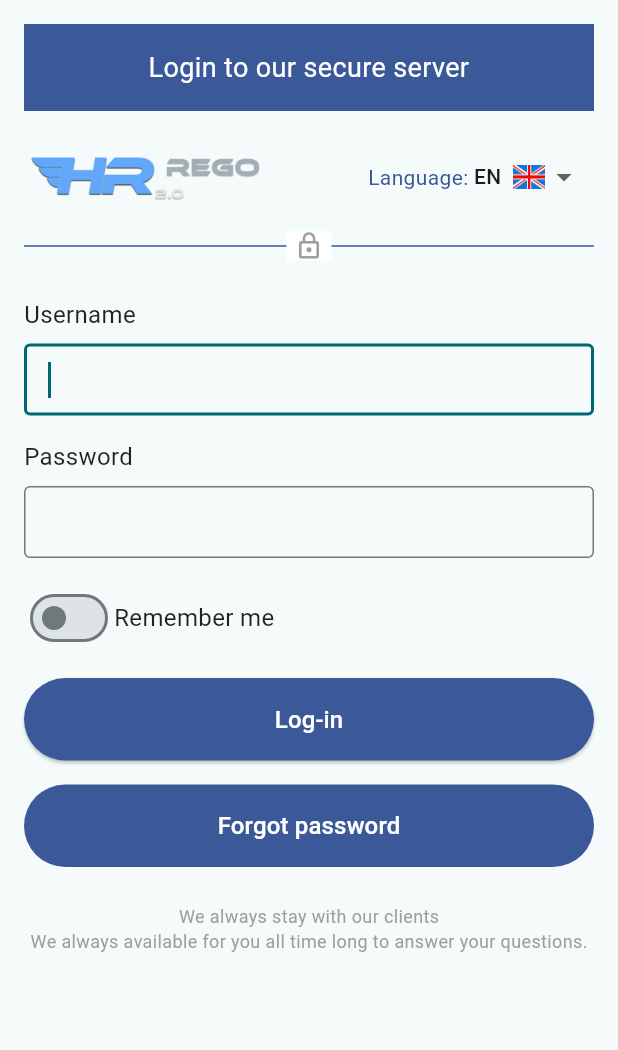
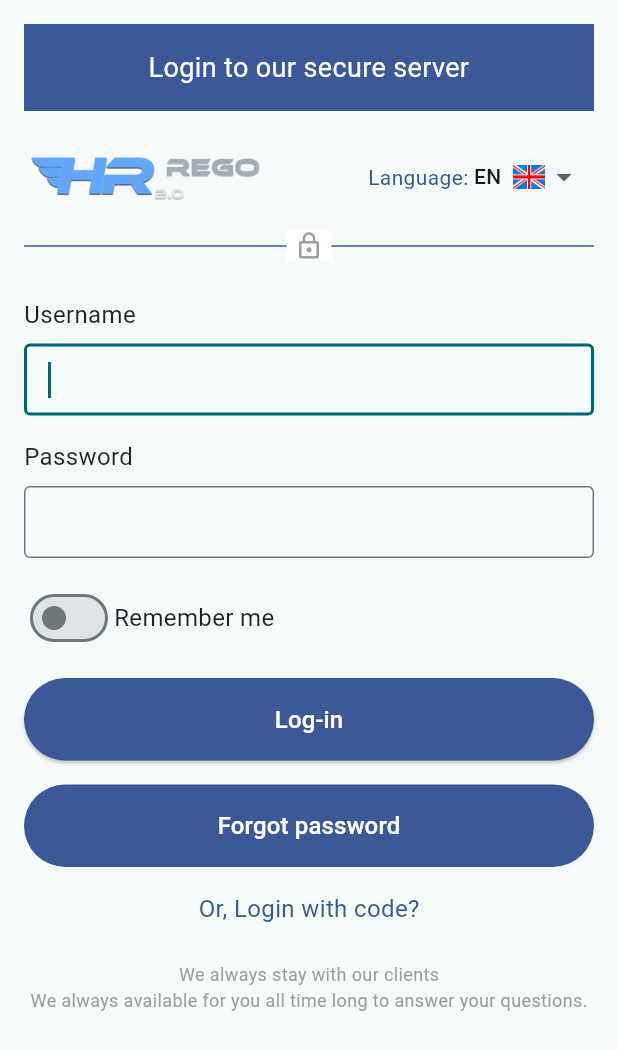
Before and after one commit to lovepreetparmar/rego, a Flutter app: the screen it shows after launch, on a phone screen of 412 x 824 dp. Shown: the top 1050 px of the screen. Run offline on Flutter 3.47's test engine with Material 3 defaults, Android fonts, the phone set to English and light mode, and no system bars; our stand-ins replace webview_flutter.

Commit message:
add login with code screen

```diff
--- a/client/lib/screens/login.dart
+++ b/client/lib/screens/login.dart
@@ -9,6 +9,7 @@
 import '../utils/app_strings.dart';
 import '../utils/app_enums.dart';
 import '../screens/web_view_screen.dart';
+import '../screens/request_password.dart';
 import 'package:http/http.dart' as http;
 
 class LoginScreen extends StatefulWidget {
@@ -25,6 +26,7 @@
   bool _rememberMe = false;
   String? _errorMessage;
   Language _selectedLanguage = Language.en;
+  bool _isPressed = false;
 
   @override
   void dispose() {
@@ -120,6 +122,38 @@
                   onForgotPassword: () {},
                   language: _selectedLanguage,
                 ),
+                const SizedBox(height: 16),
+                Center(
+                  child: InkWell(
+                    onTapDown: (_) => setState(() => _isPressed = true),
+                    onTapUp: (_) => setState(() => _isPressed = false),
+                    onTapCancel: () => setState(() => _isPressed = false),
+                    onTap: () {
+                      Navigator.push(
+                        context,
+                        MaterialPageRoute(
+                          builder: (context) => const RequestPassword(),
+                        ),
+                      );
+                    },
+                    splashColor: Colors.transparent,
+                    highlightColor: Colors.transparent,
+                    child: Column(
+                      children: [
+                        Text(
+                          'Or, Login with code?',
+                          style: TextStyle(
+                            color: const Color(0xFF3B5998),
+                            fontSize: 16,
+                            decoration: _isPressed
+                                ? TextDecoration.underline
+                                : TextDecoration.none,
+                          ),
+                        ),
+                      ],
+                    ),
+                  ),
+                ),
                 if (_errorMessage != null) ...[
                   const SizedBox(height: 16),
                   ErrorMessage(language: _selectedLanguage),
--- a/client/lib/widgets/app_header.dart
+++ b/client/lib/widgets/app_header.dart
@@ -1,5 +1,4 @@
 import 'package:flutter/material.dart';
-import '../utils/app_strings.dart';
 import '../utils/app_enums.dart';
 
 class AppHeader extends StatelessWidget {
--- a/client/lib/widgets/logo_language_selector.dart
+++ b/client/lib/widgets/logo_language_selector.dart
@@ -4,11 +4,13 @@
 class LogoLanguageSelector extends StatelessWidget {
   final Language selectedLanguage;
   final void Function(Language) onLanguageChanged;
+  final bool showLock;
 
   const LogoLanguageSelector({
     Key? key,
     required this.selectedLanguage,
     required this.onLanguageChanged,
+    this.showLock = true,
   }) : super(key: key);
 
   @override
@@ -92,6 +94,7 @@
               thickness: 1,
               color: Color(0xFF3B5998),
             ),
+            if (showLock)
               Container(
                 color: Colors.white,
                 padding: const EdgeInsets.symmetric(horizontal: 5),
```
Also changed, not shown: client/lib/screens/request_password.dart (added, +159 -0 lines). Lines whose indentation alone changed are shown as unchanged.
